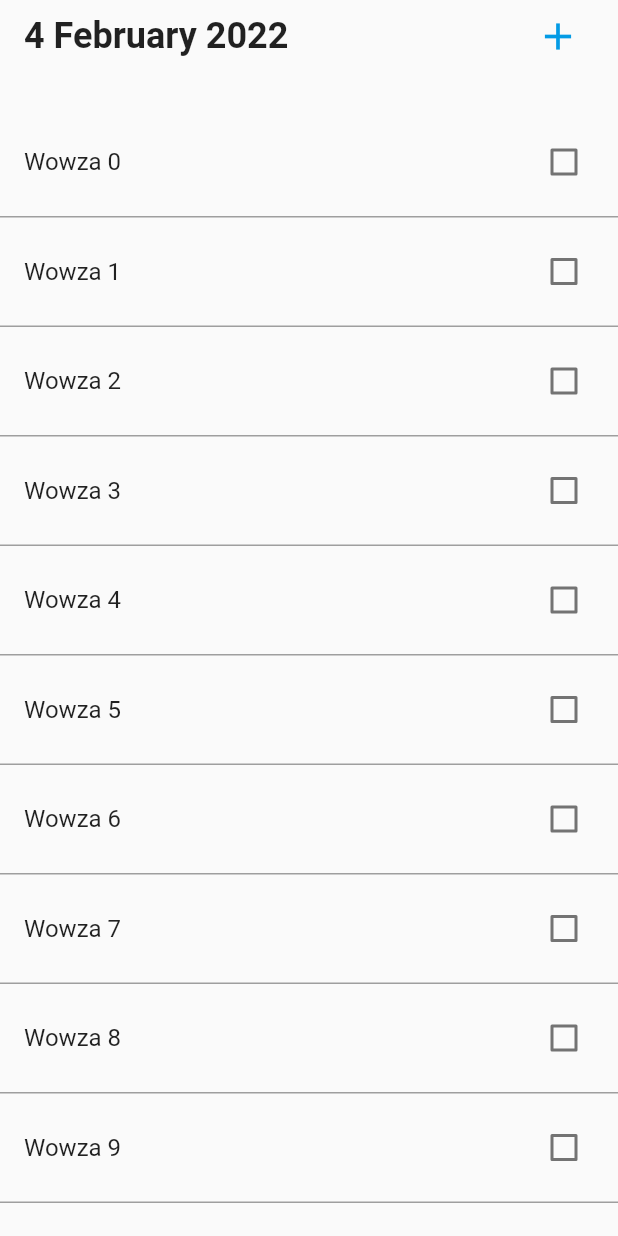
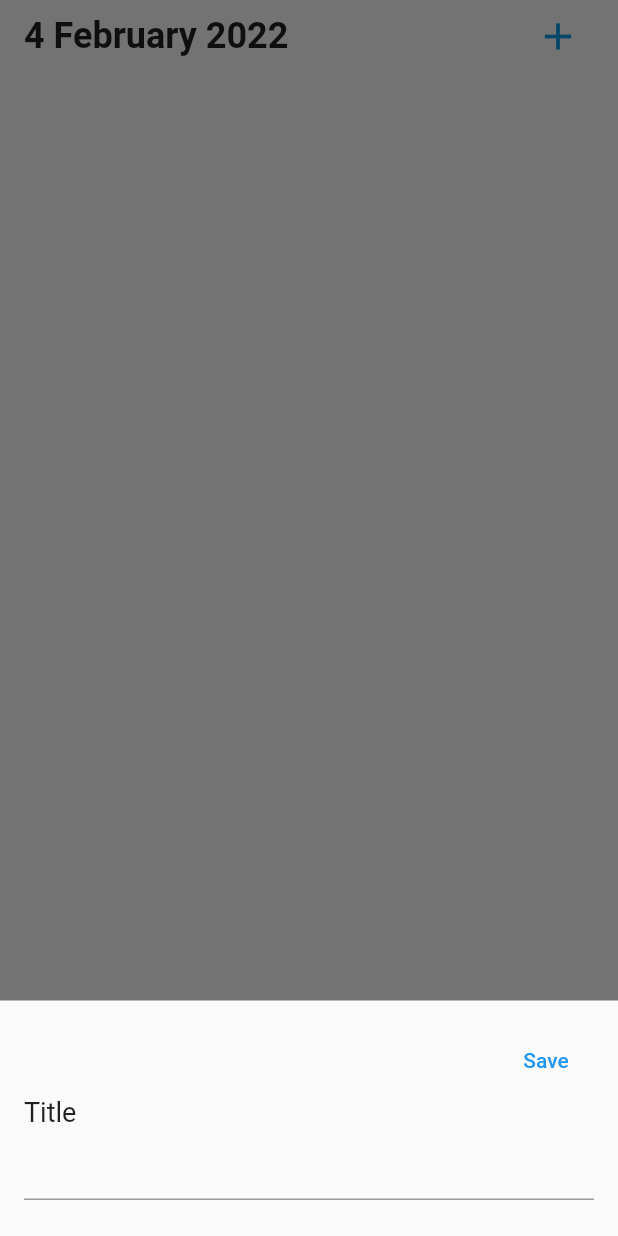
Before and after one commit to PattaraponLertratananont/Todo-App, a Flutter app: the screen it shows after launch, after a tap on the "add" icon, on a phone screen of 412 x 824 dp. Run offline on Flutter 3.47's test engine with Material 2 defaults, Android fonts, the phone set to English and light mode, and no system bars.

Commit message:
add todo

```diff
--- a/lib/home.dart
+++ b/lib/home.dart
@@ -1,6 +1,8 @@
 import 'package:flutter/material.dart';
 import 'package:intl/intl.dart';
 import 'package:todo_app/todo/screen.dart';
+
+import 'todo/controller.dart';
 
 class HomeScreen extends StatefulWidget {
   const HomeScreen({Key? key}) : super(key: key);
@@ -10,6 +12,7 @@ class HomeScreen extends StatefulWidget {
 }
 
 class _HomeScreenState extends State<HomeScreen> {
+  TodoController controller = TodoController();
   @override
   Widget build(BuildContext context) {
     return Scaffold(
@@ -30,7 +33,19 @@ class _HomeScreenState extends State<HomeScreen> {
                   ),
                   IconButton(
                     color: Colors.lightBlue[600],
-                    onPressed: () {},
+                    onPressed: () {
+                      showModalBottomSheet(
+                        context: context,
+                        builder: (_) => AddTodoModal(
+                          onSave: (title) {
+                            setState(() {
+                              controller.addTodo(title: title);
+                            });
+                          },
+                        ),
+                        isScrollControlled: true,
+                      );
+                    },
                     icon: const Icon(
                       Icons.add,
                       size: 30,
@@ -40,10 +55,55 @@ class _HomeScreenState extends State<HomeScreen> {
               ),
             ),
             const SizedBox(height: 24),
-            const TodoListScreen(),
+            TodoListScreen(controller: controller),
           ],
         ),
       ),
     );
   }
 }
+
+class AddTodoModal extends StatelessWidget {
+  final Function(String title) onSave;
+  const AddTodoModal({Key? key, required this.onSave}) : super(key: key);
+
+  @override
+  Widget build(BuildContext context) {
+    TextEditingController titleController = TextEditingController();
+    return Padding(
+      padding: EdgeInsets.only(
+        left: 16,
+        bottom: MediaQuery.of(context).viewInsets.bottom +
+            MediaQuery.of(context).padding.bottom,
+        right: 16,
+        top: 16,
+      ),
+      child: Column(
+        mainAxisSize: MainAxisSize.min,
+        crossAxisAlignment: CrossAxisAlignment.start,
+        children: [
+          Row(
+            mainAxisAlignment: MainAxisAlignment.end,
+            children: [
+              TextButton(
+                child: const Text("Save"),
+                onPressed: () {
+                  onSave(titleController.text);
+                  Navigator.pop(context);
+                },
+              ),
+            ],
+          ),
+          const Text(
+            "Title",
+            style: TextStyle(fontSize: 18),
+          ),
+          TextField(
+            controller: titleController,
+          ),
+          const SizedBox(height: 24),
+        ],
+      ),
+    );
+  }
+}
--- a/lib/todo/controller.dart
+++ b/lib/todo/controller.dart
@@ -1,11 +1,13 @@
 import 'model.dart';
 
 class TodoController {
-  List<TodoModel> todoList = [
-    for (var i = 0; i < 20; i++) TodoModel(title: "Wowza $i", finished: false),
-  ];
+  List<TodoModel> todoList = [];
 
   void finishTodo(int index) {
     todoList[index].finished = !todoList[index].finished;
   }
+
+  void addTodo({required String title}) {
+    todoList.add(TodoModel(title: title, finished: false));
+  }
 }
--- a/lib/todo/screen.dart
+++ b/lib/todo/screen.dart
@@ -1,41 +1,33 @@
 import 'package:flutter/material.dart';
-import 'package:todo_app/todo/model.dart';
 
 import 'controller.dart';
 
 class TodoListScreen extends StatefulWidget {
-  const TodoListScreen({Key? key}) : super(key: key);
+  final TodoController controller;
+  const TodoListScreen({Key? key, required this.controller}) : super(key: key);
 
   @override
   State<TodoListScreen> createState() => _TodoListScreenState();
 }
 
 class _TodoListScreenState extends State<TodoListScreen> {
-  TodoController controller = TodoController();
   @override
   Widget build(BuildContext context) {
     return Expanded(
       child: ListView.builder(
-        itemCount: controller.todoList.length,
+        itemCount: widget.controller.todoList.length,
         itemBuilder: (context, index) {
-          return Container(
-            decoration: const BoxDecoration(
-              border: Border(
-                bottom: BorderSide(width: 1, color: Colors.grey),
-              ),
-            ),
-            child: CheckboxListTile(
-              value: controller.todoList[index].finished,
+          return CheckboxListTile(
+            value: widget.controller.todoList[index].finished,
             contentPadding:
                 const EdgeInsets.symmetric(vertical: 8, horizontal: 16),
             title: Text(
-                controller.todoList[index].title,
+              widget.controller.todoList[index].title,
               style: const TextStyle(fontSize: 16),
             ),
             onChanged: (bool? select) {
-                setState(() => controller.finishTodo(index));
+              setState(() => widget.controller.finishTodo(index));
             },
-            ),
           );
         },
       ),
```
Lines whose indentation alone changed are shown as unchanged.
